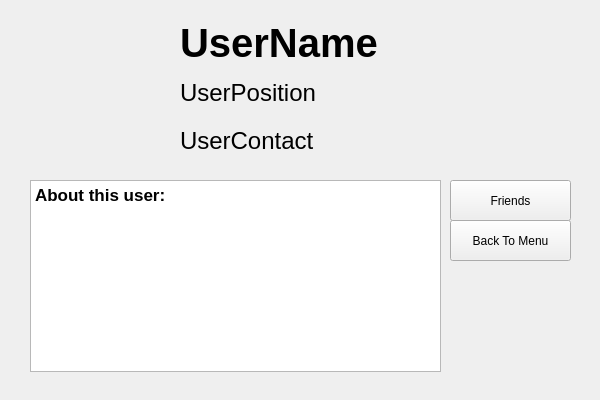
The window that GUI/profilegui.ui (thanhmvu/RocketRapport) describes before a commit, drawn with Qt 5.
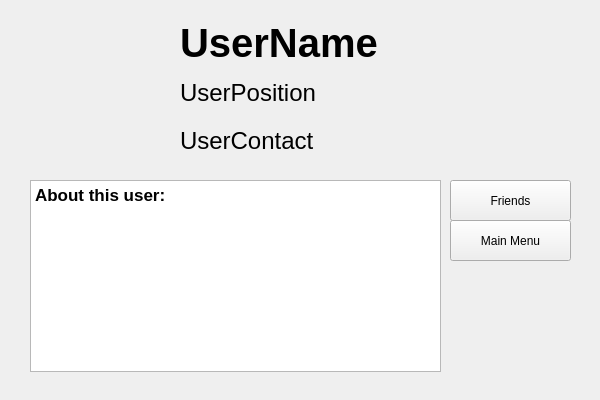
The same window after the commit. Icons and pictures are not drawn.

```diff
--- a/GUI/profilegui.ui
+++ b/GUI/profilegui.ui
@@ -70,10 +70,10 @@
     </rect>
    </property>
    <property name="text">
-    <string>Back To Menu</string>
+    <string>Main Menu</string>
    </property>
   </widget>
-  <widget class="QWidget" name="">
+  <widget class="QWidget" name="layoutWidget">
    <property name="geometry">
     <rect>
      <x>180</x>
```
